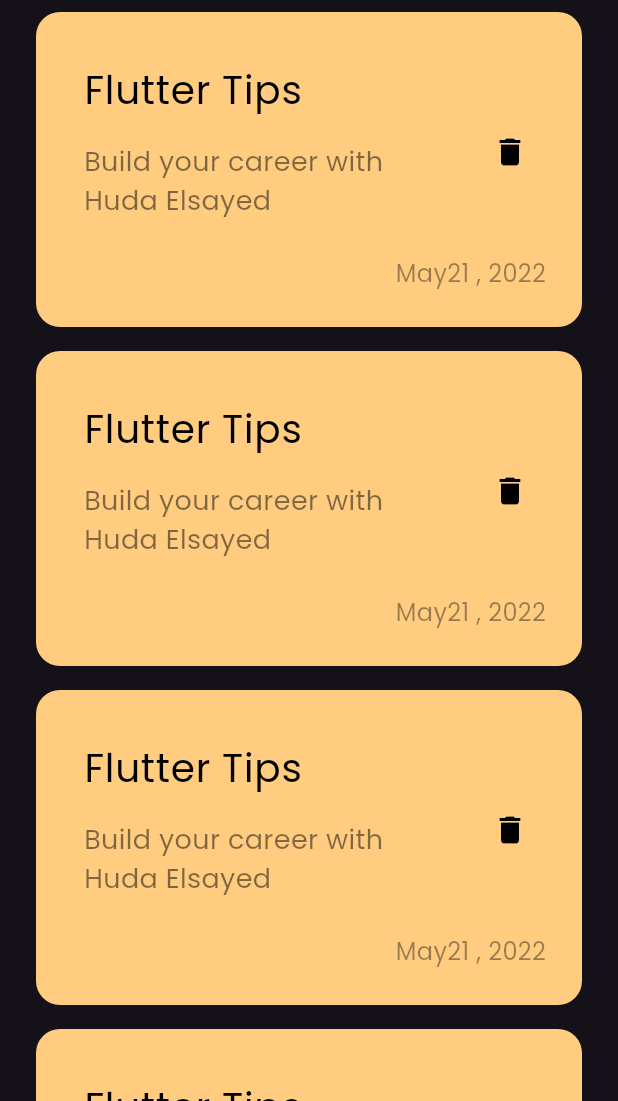
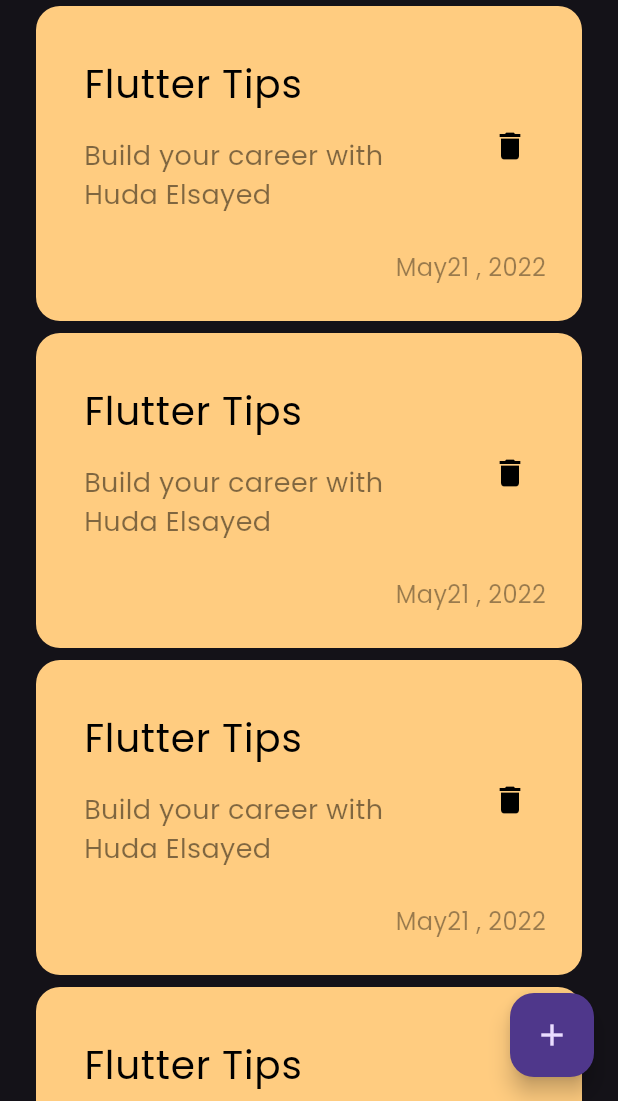
Before and after one commit to htmluserhuda/notesapp, a Flutter app: the screen it shows after launch, on a phone screen of 412 x 824 dp, the part 135-1236 px from its top. Run offline on Flutter 3.47's test engine with Material 3 defaults, Android fonts, the phone set to English and light mode, and no system bars.

Commit message:
floating_action_button

```diff
--- a/lib/views/notes_view.dart
+++ b/lib/views/notes_view.dart
@@ -7,7 +7,8 @@ class NotesView extends StatelessWidget {
   @override
   Widget build(BuildContext context) {
     return Scaffold(
-      body: NotesViewBody(),
+      floatingActionButton: FloatingActionButton(onPressed: (){},child: const Icon(Icons.add),),
+      body: const NotesViewBody(),
     );
   }
 }
--- a/lib/views/widgets/notes_list_view.dart
+++ b/lib/views/widgets/notes_list_view.dart
@@ -3,12 +3,13 @@ import 'package:notesapp/views/widgets/note_item.dart';
 
 class NotesListView extends StatelessWidget {
   const NotesListView({super.key});
+  // final data = const [];
 
   @override
   Widget build(BuildContext context) {
     return ListView.builder(itemBuilder: (context, index) {
       return const Padding(
-        padding: EdgeInsets.symmetric(vertical: 8.0),
+        padding: EdgeInsets.symmetric(vertical: 4.0),
         child: NoteItem(),
       );
     });
```
